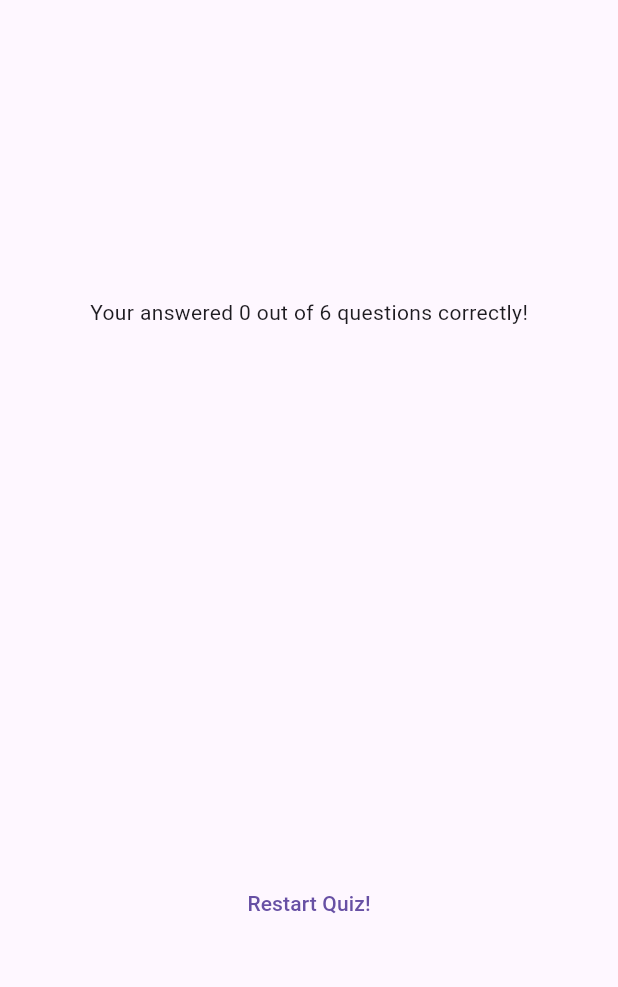
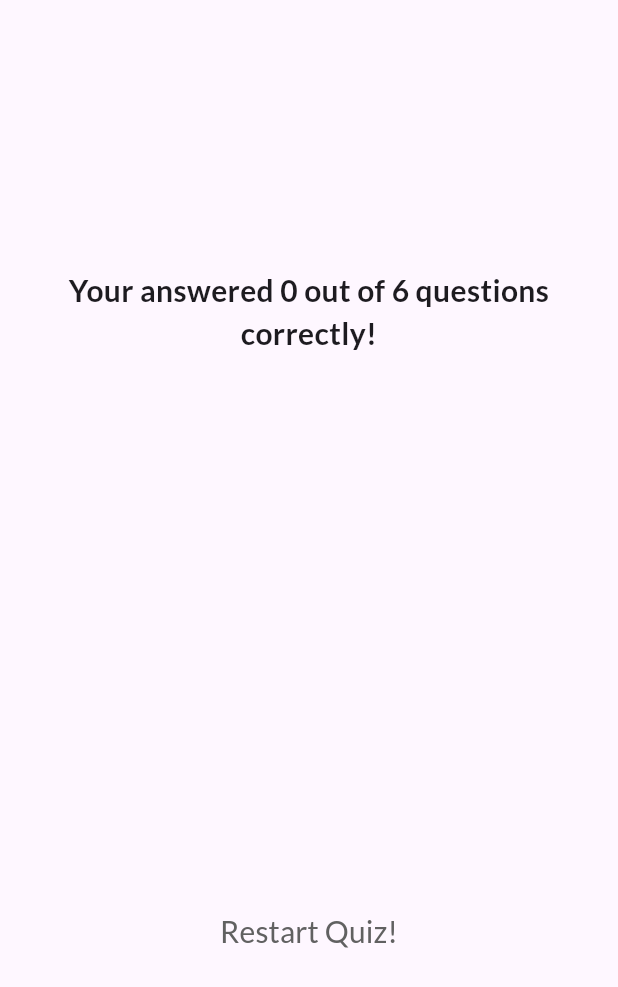
Before and after one commit to devhub726/Flutter-for-Beginners, a Flutter app: the ResultScreen widget shown alone on an empty page, opened directly with empty values, on a phone screen of 412 x 824 dp. Shown: the top 987 px of the screen. Run offline on Flutter 3.47's test engine with Material 3 defaults, Android fonts, the phone set to English and light mode, and no system bars; our stand-ins replace google_fonts.

Commit message:
style result-screen

```diff
--- a/lib/result_screen.dart
+++ b/lib/result_screen.dart
@@ -1,6 +1,7 @@
 import 'package:flutter/material.dart';
 import 'package:flutter_for_feginners/data/questions.dart';
 import 'package:flutter_for_feginners/questions_summary.dart';
+import 'package:google_fonts/google_fonts.dart';
 
 class ResultScreen extends StatelessWidget {
   final List<String> chosenAnswers;
@@ -40,7 +41,13 @@ class ResultScreen extends StatelessWidget {
           mainAxisAlignment: MainAxisAlignment.center,
           children: [
             Text(
-                "Your answered $numCurrectQuestions out of $numTotalQuestions questions correctly!"),
+              "Your answered $numCurrectQuestions out of $numTotalQuestions questions correctly!",
+              style: GoogleFonts.lato(
+                fontSize: 20,
+                fontWeight: FontWeight.bold,
+              ),
+              textAlign: TextAlign.center,
+            ),
             const SizedBox(
               height: 30,
             ),
@@ -48,7 +55,15 @@ class ResultScreen extends StatelessWidget {
             const SizedBox(
               height: 30,
             ),
-            TextButton(onPressed: () {}, child: const Text("Restart Quiz!"))
+            TextButton(
+                onPressed: () {},
+                child: Text(
+                  "Restart Quiz!",
+                  style: GoogleFonts.lato(
+                    color: Colors.grey[700],
+                    fontSize: 20,
+                  ),
+                ))
           ],
         ),
       ),
```
Also changed, not shown: lib/questions_summary.dart (+41 -4 lines).
